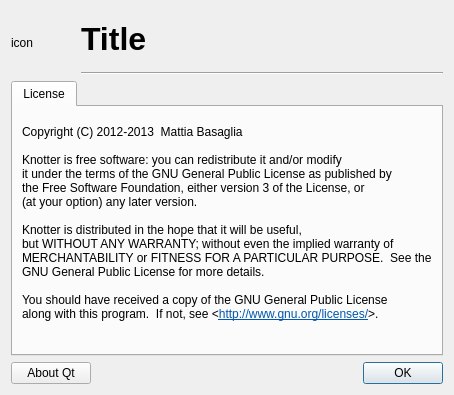
Qt form src/dialogs/about_dialog.ui (mbasaglia/Knotter) before a commit.
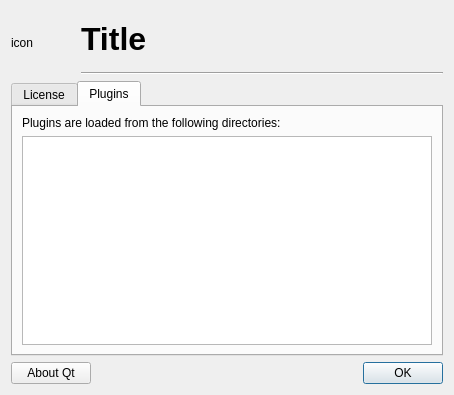
The same form after that commit. The open tabs and pages were chosen to show the change. Icons and pictures are not drawn.

Commit message: Display plugin directories

The edit to the form file:
```diff
--- a/src/dialogs/about_dialog.ui
+++ b/src/dialogs/about_dialog.ui
@@ -110,6 +110,23 @@
        </item>
       </layout>
      </widget>
+     <widget class="QWidget" name="tab">
+      <attribute name="title">
+       <string>Plugins</string>
+      </attribute>
+      <layout class="QVBoxLayout" name="verticalLayout_4">
+       <item>
+        <widget class="QLabel" name="label_2">
+         <property name="text">
+          <string>Plugins are loaded from the following directories:</string>
+         </property>
+        </widget>
+       </item>
+       <item>
+        <widget class="QListWidget" name="list_plugin_dirs"/>
+       </item>
+      </layout>
+     </widget>
     </widget>
    </item>
    <item>
```
The commit also changes 4 other files.
